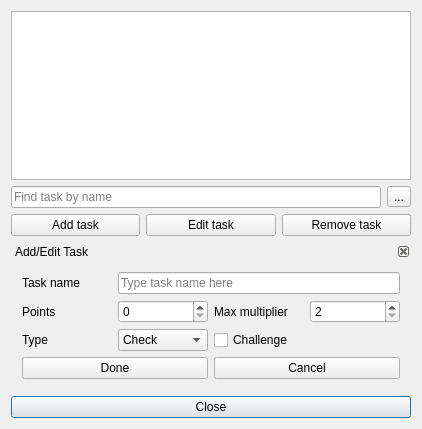
The window that trunk/gui_taskedit.ui (FrankMamuda/ketoevent) describes before a commit, drawn with Qt 5.
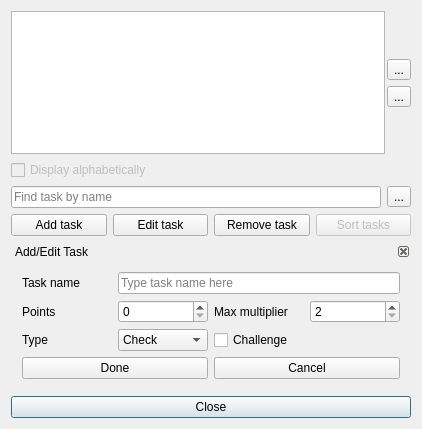
The same window after the commit. Icons and pictures are not drawn.

```diff
--- a/trunk/gui_taskedit.ui
+++ b/trunk/gui_taskedit.ui
@@ -19,9 +19,78 @@
   </property>
   <layout class="QVBoxLayout" name="verticalLayout">
    <item>
-    <widget class="QListView" name="taskList">
-     <property name="editTriggers">
-      <set>QAbstractItemView::NoEditTriggers</set>
+    <layout class="QHBoxLayout" name="taskLayout">
+     <property name="spacing">
+      <number>2</number>
+     </property>
+     <item>
+      <widget class="QListView" name="taskList">
+       <property name="editTriggers">
+        <set>QAbstractItemView::NoEditTriggers</set>
+       </property>
+      </widget>
+     </item>
+     <item>
+      <layout class="QVBoxLayout" name="layoutMove">
+       <item>
+        <spacer name="verticalSpacer">
+         <property name="orientation">
+          <enum>Qt::Vertical</enum>
+         </property>
+         <property name="sizeHint" stdset="0">
+          <size>
+           <width>20</width>
+           <height>40</height>
+          </size>
+         </property>
+        </spacer>
+       </item>
+       <item>
+        <widget class="QToolButton" name="upButton">
+         <property name="text">
+          <string>...</string>
+         </property>
+         <property name="icon">
+          <iconset>
+           <normaloff>:/icons/up_16</normaloff>:/icons/up_16</iconset>
+         </property>
+        </widget>
+       </item>
+       <item>
+        <widget class="QToolButton" name="downButton">
+         <property name="text">
+          <string>...</string>
+         </property>
+         <property name="icon">
+          <iconset>
+           <normaloff>:/icons/down_16</normaloff>:/icons/down_16</iconset>
+         </property>
+        </widget>
+       </item>
+       <item>
+        <spacer name="verticalSpacer_2">
+         <property name="orientation">
+          <enum>Qt::Vertical</enum>
+         </property>
+         <property name="sizeHint" stdset="0">
+          <size>
+           <width>20</width>
+           <height>40</height>
+          </size>
+         </property>
+        </spacer>
+       </item>
+      </layout>
+     </item>
+    </layout>
+   </item>
+   <item>
+    <widget class="QCheckBox" name="sortCheck">
+     <property name="enabled">
+      <bool>false</bool>
+     </property>
+     <property name="text">
+      <string>Display alphabetically</string>
      </property>
     </widget>
    </item>
@@ -80,8 +149,18 @@
         <string>Edit task</string>
        </property>
        <property name="icon">
-        <iconset resource="res_main.qrc">
-         <normaloff>:/icons/task_edit_22</normaloff>:/icons/task_edit_22</iconset>
+        <iconset resource="resources.qrc">
+         <normaloff>:/icons/task_edit_16</normaloff>:/icons/task_edit_16</iconset>
+       </property>
+      </widget>
+     </item>
+     <item row="1" column="3">
+      <widget class="QPushButton" name="sortButton">
+       <property name="enabled">
+        <bool>false</bool>
+       </property>
+       <property name="text">
+        <string>Sort tasks</string>
        </property>
       </widget>
      </item>
```
Left out of the diff: 26 changed lines with no effect on the pictures.
